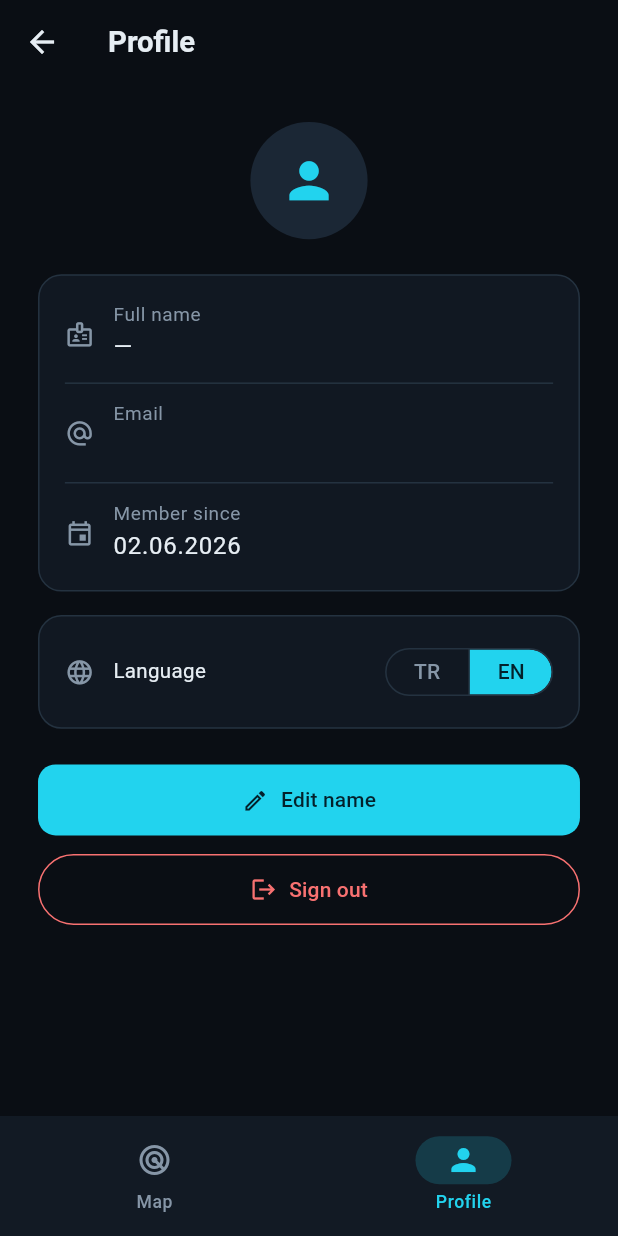
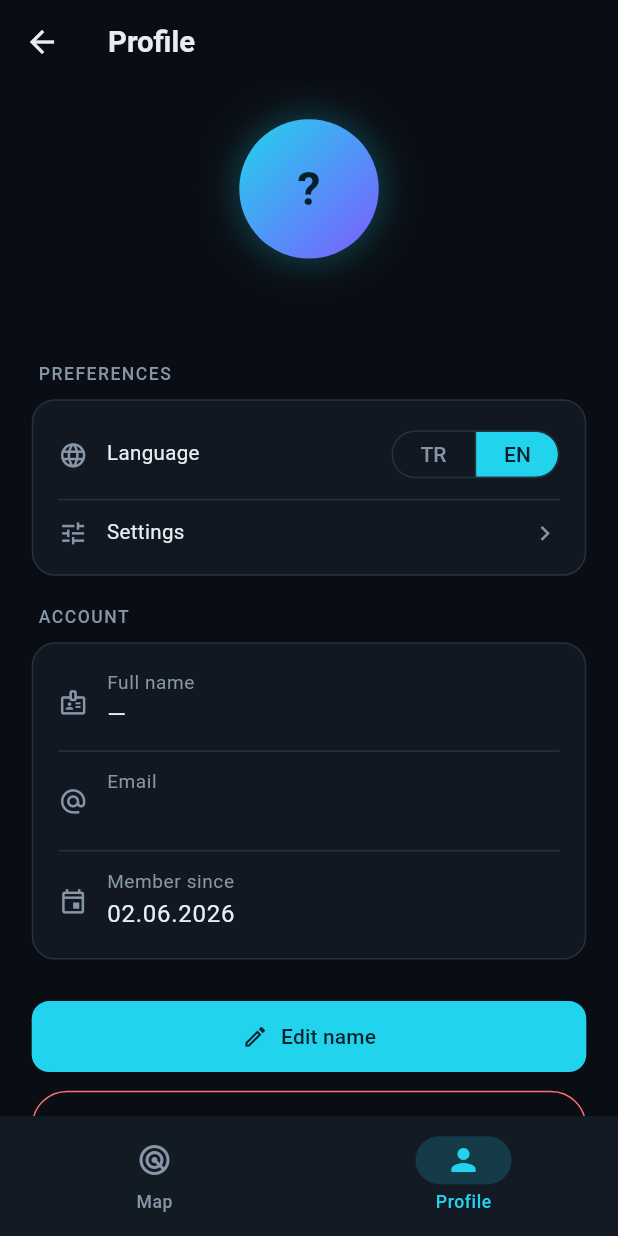
Before and after one commit to AHMETFAKI/skytracker, a Flutter app: the ProfilePage screen opened by its route, on a phone screen of 412 x 824 dp. Run offline on Flutter 3.47's test engine with Material 3 defaults, Android fonts, the phone set to English and light mode, and no system bars; our stand-ins replace auto_route, cloud_firestore, dio, easy_localization, firebase_auth, firebase_core and 12 more; missing offline and left inert: maplibre_gl; accounts and stored records are empty; generated files the repository leaves out were written again.

Commit message:
feat: ayarlar ekranı (birim + yenileme) ve yeniden tasarlanan profil (#6)
* feat(settings,profile): preferences screen + redesigned profile

Settings (reached from Profile):
- New Settings screen to pick altitude unit (ft/m), speed unit
  (km/h, kn, mph) and the map refresh interval (10/20/30/60s).
- Persisted via SharedPreferences (SettingsStore) and exposed through a
  synchronous settings provider so the flight poller and info sheet read it
  without an async gate. Changing the interval re-runs the poller's build,
  swapping the timer; the info sheet recomputes altitude/speed live.

Profile redesign:
- Initials avatar on a brand gradient, name/email header.
- Grouped "Preferences" (language moved up + Settings entry) and "Account"
  sections, app version footer.


* chore: trigger CI


---------

```diff
--- a/assets/translations/en.json
+++ b/assets/translations/en.json
@@ -45,9 +45,20 @@
   },
   "units": {
     "ft": "ft",
+    "m": "m",
     "kmh": "km/h",
+    "kn": "kn",
+    "mph": "mph",
     "fpm": "ft/min",
     "degree": "°"
+  },
+  "settings": {
+    "title": "Settings",
+    "altitudeUnit": "Altitude unit",
+    "speedUnit": "Speed unit",
+    "refreshInterval": "Refresh interval",
+    "refreshSeconds": "{}s",
+    "note": "Unit and refresh preferences apply instantly to the map and the flight info card."
   },
   "shell": {
     "tab": {
@@ -63,7 +74,10 @@
     "editName": "Edit name",
     "logout": "Sign out",
     "signedOut": "Sign in to view your profile.",
-    "language": "Language"
+    "language": "Language",
+    "preferences": "Preferences",
+    "account": "Account",
+    "settings": "Settings"
   },
   "auth": {
     "login": {
--- a/lib/core/config/app_config.dart
+++ b/lib/core/config/app_config.dart
@@ -9,6 +9,9 @@ import 'data_source.dart';
 @singleton
 class AppConfig {
   const AppConfig();
+
+  /// Human-readable app version shown in the UI (mirrors `pubspec.yaml`).
+  static const String appVersion = '1.0.0';
 
   /// Active flight data source, chosen at launch. Mirrors the precedence used
   /// in `bootstrap.dart` (dart-define > `.env` > mock) so the runtime view and
--- a/lib/core/router/app_router.dart
+++ b/lib/core/router/app_router.dart
@@ -5,6 +5,7 @@ import '../../features/auth/presentation/pages/login_page.dart';
 import '../../features/auth/presentation/pages/register_page.dart';
 import '../../features/flights/presentation/pages/flight_map_page.dart';
 import '../../features/profile/presentation/pages/profile_page.dart';
+import '../../features/settings/presentation/pages/settings_page.dart';
 import '../../features/shell/presentation/pages/home_shell_page.dart';
 import 'auth_guard.dart';
 
@@ -28,5 +29,6 @@ class AppRouter extends RootStackRouter {
         ),
         AutoRoute(page: LoginRoute.page),
         AutoRoute(page: RegisterRoute.page),
+        AutoRoute(page: SettingsRoute.page),
       ];
 }
--- a/lib/features/flights/presentation/widgets/flight_info_sheet.dart
+++ b/lib/features/flights/presentation/widgets/flight_info_sheet.dart
@@ -3,10 +3,12 @@ import 'dart:math' as math;
 import 'package:easy_localization/easy_localization.dart';
 import 'package:flutter/material.dart';
 import 'package:flutter_screenutil/flutter_screenutil.dart';
+import 'package:hooks_riverpod/hooks_riverpod.dart';
 
 import '../../../../core/theme/app_colors.dart';
 import '../../../../core/theme/app_text_styles.dart';
 import '../../../../core/utils/unit_converters.dart';
+import '../../../settings/presentation/providers/settings_provider.dart';
 import '../../domain/entities/flight_entity.dart';
 import '../map/flight_palette.dart';
 
@@ -14,7 +16,7 @@ import '../map/flight_palette.dart';
 /// from SI to aviation units (ft / km-h / ft-min) and laid out as a compact
 /// instrument cluster: altitude, ground speed, vertical trend, and a heading
 /// compass.
-class FlightInfoSheet extends StatelessWidget {
+class FlightInfoSheet extends ConsumerWidget {
   const FlightInfoSheet({required this.flight, super.key});
 
   final FlightEntity flight;
@@ -29,7 +31,8 @@ class FlightInfoSheet extends StatelessWidget {
   }
 
   @override
-  Widget build(BuildContext context) {
+  Widget build(BuildContext context, WidgetRef ref) {
+    final settings = ref.watch(settingsControllerProvider);
     final callsign = flight.displayCallsign ?? 'flight.unknownCallsign'.tr();
     final accent = FlightPalette.colorFor(
       altitudeMeters: flight.altitude,
@@ -102,8 +105,8 @@ class FlightInfoSheet extends StatelessWidget {
                   child: _StatTile(
                     icon: Icons.height,
                     label: 'flight.altitude'.tr(),
-                    value: UnitConverters.formatFeet(flight.altitude),
-                    unit: 'units.ft'.tr(),
+                    value: settings.altitudeUnit.format(flight.altitude),
+                    unit: settings.altitudeUnit.labelKey.tr(),
                   ),
                 ),
                 SizedBox(width: 12.w),
@@ -111,8 +114,8 @@ class FlightInfoSheet extends StatelessWidget {
                   child: _StatTile(
                     icon: Icons.speed,
                     label: 'flight.speed'.tr(),
-                    value: UnitConverters.formatKmh(flight.velocity),
-                    unit: 'units.kmh'.tr(),
+                    value: settings.speedUnit.format(flight.velocity),
+                    unit: settings.speedUnit.labelKey.tr(),
                   ),
                 ),
               ],
--- a/lib/features/profile/presentation/pages/profile_page.dart
+++ b/lib/features/profile/presentation/pages/profile_page.dart
@@ -1,11 +1,14 @@
 import 'package:auto_route/auto_route.dart';
 import 'package:easy_localization/easy_localization.dart';
 import 'package:flutter/material.dart';
+import 'package:flutter/services.dart';
 import 'package:flutter_screenutil/flutter_screenutil.dart';
 import 'package:hooks_riverpod/hooks_riverpod.dart';
 
+import '../../../../core/config/app_config.dart';
 import '../../../../core/router/app_router.dart';
 import '../../../../core/theme/app_colors.dart';
+import '../../../../core/theme/app_text_styles.dart';
 import '../../../../core/utils/validators.dart';
 import '../../../../core/widgets/widgets.dart';
 import '../../../auth/domain/entities/app_user.dart';
@@ -74,16 +77,43 @@ class _ProfileContent extends ConsumerWidget {
   @override
   Widget build(BuildContext context, WidgetRef ref) {
     return ListView(
-      padding: EdgeInsets.all(24.w),
+      padding: EdgeInsets.fromLTRB(20.w, 24.h, 20.w, 32.h),
       children: [
-        Center(
-          child: CircleAvatar(
-            radius: 40.r,
-            backgroundColor: AppColors.surfaceVariant,
-            child: Icon(Icons.person, size: 40.sp, color: AppColors.primary),
+        _ProfileHeader(user: user),
+        SizedBox(height: 28.h),
+        _SectionLabel('profile.preferences'.tr()),
+        SizedBox(height: 8.h),
+        GlassCard(
+          padding: EdgeInsets.symmetric(horizontal: 16.w, vertical: 6.h),
+          child: Column(
+            children: [
+              Padding(
+                padding: EdgeInsets.symmetric(vertical: 10.h),
+                child: Row(
+                  children: [
+                    Icon(Icons.language,
+                        size: 20.sp, color: AppColors.onSurfaceMuted),
+                    SizedBox(width: 12.w),
+                    Expanded(child: Text('profile.language'.tr())),
+                    const LanguageToggle(),
+                  ],
+                ),
+              ),
+              Divider(color: AppColors.outline, height: 1.h),
+              _NavRow(
+                icon: Icons.tune,
+                label: 'profile.settings'.tr(),
+                onTap: () {
+                  HapticFeedback.selectionClick();
+                  context.router.push(const SettingsRoute());
+                },
+              ),
+            ],
           ),
         ),
-        SizedBox(height: 24.h),
+        SizedBox(height: 20.h),
+        _SectionLabel('profile.account'.tr()),
+        SizedBox(height: 8.h),
         GlassCard(
           child: Column(
             children: [
@@ -107,18 +137,7 @@ class _ProfileContent extends ConsumerWidget {
             ],
           ),
         ),
-        SizedBox(height: 16.h),
-        GlassCard(
-          child: Row(
-            children: [
-              Icon(Icons.language, size: 20.sp, color: AppColors.onSurfaceMuted),
-              SizedBox(width: 12.w),
-              Expanded(child: Text('profile.language'.tr())),
-              const LanguageToggle(),
-            ],
-          ),
-        ),
-        SizedBox(height: 24.h),
+        SizedBox(height: 28.h),
         AppButton(
           label: 'profile.editName'.tr(),
           icon: Icons.edit_outlined,
@@ -135,7 +154,126 @@ class _ProfileContent extends ConsumerWidget {
             padding: EdgeInsets.symmetric(vertical: 14.h),
           ),
         ),
+        SizedBox(height: 24.h),
+        Center(
+          child: Text(
+            'SkyTracker v${AppConfig.appVersion}',
+            style: AppTextStyles.labelSmall,
+          ),
+        ),
       ],
+    );
+  }
+}
+
+/// Avatar (user initials on a brand gradient) + name + email.
+class _ProfileHeader extends StatelessWidget {
+  const _ProfileHeader({required this.user});
+
+  final AppUser user;
+
+  String get _initials {
+    final name = user.fullName.trim();
+    if (name.isNotEmpty) {
+      final parts = name.split(RegExp(r'\s+'));
+      final letters = parts.take(2).map((p) => p[0]).join();
+      return letters.toUpperCase();
+    }
+    final email = user.email.trim();
+    return email.isEmpty ? '?' : email[0].toUpperCase();
+  }
+
+  @override
+  Widget build(BuildContext context) {
+    return Column(
+      children: [
+        Container(
+          width: 88.w,
+          height: 88.w,
+          decoration: BoxDecoration(
+            shape: BoxShape.circle,
+            gradient: const LinearGradient(
+              begin: Alignment.topLeft,
+              end: Alignment.bottomRight,
+              colors: [AppColors.primary, AppColors.accent],
+            ),
+            boxShadow: [
+              BoxShadow(
+                color: AppColors.primary.withValues(alpha: 0.3),
+                blurRadius: 20,
+                spreadRadius: 1,
+              ),
+            ],
+          ),
+          alignment: Alignment.center,
+          child: Text(
+            _initials,
+            style: AppTextStyles.displayLarge.copyWith(
+              color: AppColors.onPrimary,
+              fontSize: 32.sp,
+            ),
+          ),
+        ),
+        SizedBox(height: 14.h),
+        Text(
+          user.fullName.isEmpty ? user.email : user.fullName,
+          style: AppTextStyles.titleLarge,
+          textAlign: TextAlign.center,
+        ),
+        if (user.fullName.isNotEmpty) ...[
+          SizedBox(height: 2.h),
+          Text(user.email, style: AppTextStyles.bodyMuted),
+        ],
+      ],
+    );
+  }
+}
+
+class _SectionLabel extends StatelessWidget {
+  const _SectionLabel(this.text);
+
+  final String text;
+
+  @override
+  Widget build(BuildContext context) {
+    return Padding(
+      padding: EdgeInsets.only(left: 4.w),
+      child: Text(
+        text.toUpperCase(),
+        style: AppTextStyles.labelSmall.copyWith(letterSpacing: 1),
+      ),
+    );
+  }
+}
+
+/// A tappable settings/navigation row with a trailing chevron.
+class _NavRow extends StatelessWidget {
+  const _NavRow({
+    required this.icon,
+    required this.label,
+    required this.onTap,
+  });
+
+  final IconData icon;
+  final String label;
+  final VoidCallback onTap;
+
+  @override
+  Widget build(BuildContext context) {
+    return InkWell(
+      onTap: onTap,
+      child: Padding(
+        padding: EdgeInsets.symmetric(vertical: 12.h),
+        child: Row(
+          children: [
+            Icon(icon, size: 20.sp, color: AppColors.onSurfaceMuted),
+            SizedBox(width: 12.w),
+            Expanded(child: Text(label)),
+            Icon(Icons.chevron_right,
+                size: 20.sp, color: AppColors.onSurfaceMuted),
+          ],
+        ),
+      ),
     );
   }
 }
--- /dev/null
+++ b/lib/features/settings/data/settings_store.dart
@@ -0,0 +1,50 @@
+import 'package:injectable/injectable.dart';
+import 'package:shared_preferences/shared_preferences.dart';
+
+import '../domain/app_settings.dart';
+
+/// Persists [AppSettings] in [SharedPreferences]. Reads are synchronous so the
+/// settings provider can seed itself without an async gate; writes are
+/// fire-and-forget persistence.
+@lazySingleton
+class SettingsStore {
+  SettingsStore(this._prefs);
+
+  static const _altitudeKey = 'settings.altitude_unit';
+  static const _speedKey = 'settings.speed_unit';
+  static const _refreshKey = 'settings.refresh_seconds';
+
+  final SharedPreferences _prefs;
+
+  AppSettings read() {
+    return AppSettings(
+      altitudeUnit: _enumByName(
+        AltitudeUnit.values,
+        _prefs.getString(_altitudeKey),
+        AppSettings.defaults.altitudeUnit,
+      ),
+      speedUnit: _enumByName(
+        SpeedUnit.values,
+        _prefs.getString(_speedKey),
+        AppSettings.defaults.speedUnit,
+      ),
+      refreshInterval: Duration(
+        seconds: _prefs.getInt(_refreshKey) ??
+            AppSettings.defaults.refreshInterval.inSeconds,
+      ),
+    );
+  }
+
+  Future<void> write(AppSettings settings) async {
+    await _prefs.setString(_altitudeKey, settings.altitudeUnit.name);
+    await _prefs.setString(_speedKey, settings.speedUnit.name);
+    await _prefs.setInt(_refreshKey, settings.refreshInterval.inSeconds);
+  }
+
+  static T _enumByName<T extends Enum>(List<T> values, String? name, T fallback) {
+    for (final value in values) {
+      if (value.name == name) return value;
+    }
+    return fallback;
+  }
+}
```
Also changed, not shown: assets/translations/tr.json (+15 -1 lines), lib/core/utils/unit_converters.dart (+22 -0 lines), lib/features/flights/presentation/providers/flights_provider.dart (+7 -1 lines), lib/features/settings/domain/app_settings.dart (added, +75 -0 lines), lib/features/settings/presentation/pages/settings_page.dart (added, +156 -0 lines), lib/features/settings/presentation/providers/settings_provider.dart (added, +35 -0 lines), 2 other files.
